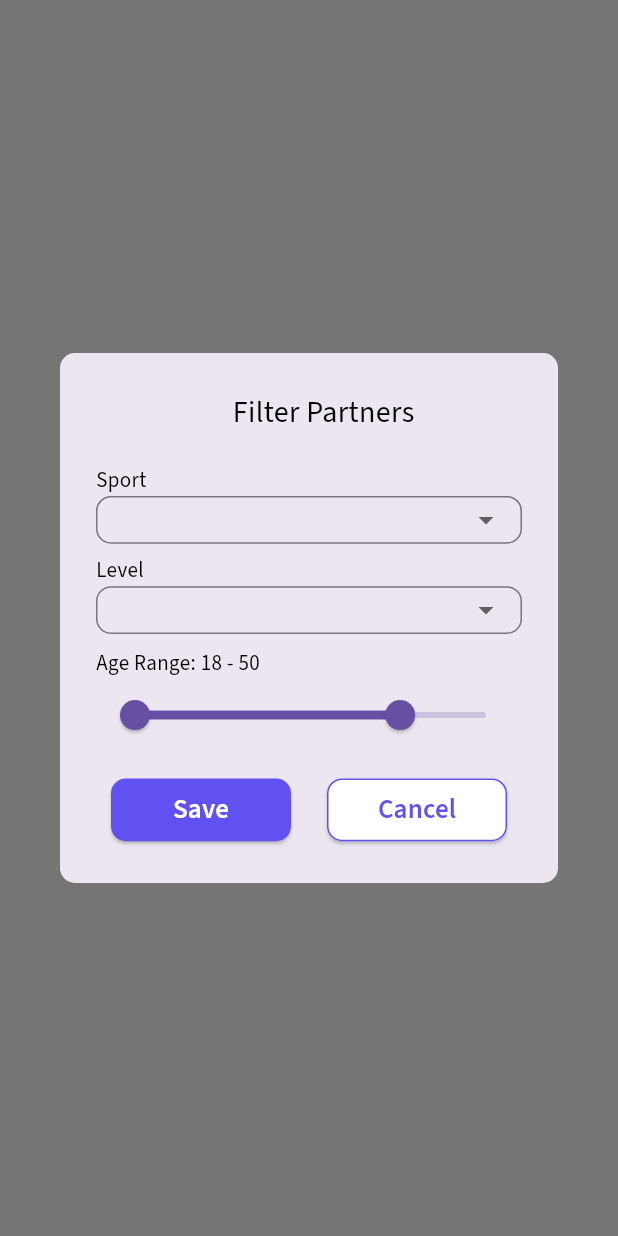
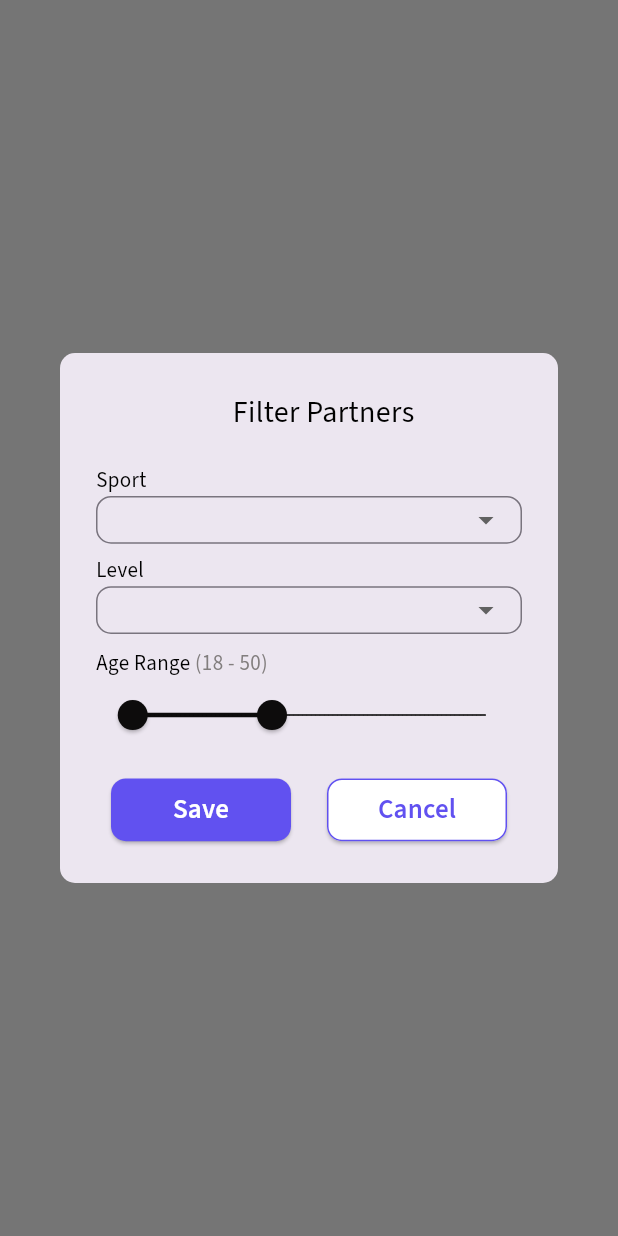
Before and after one commit to SMTech24-official/sportyo, a Flutter app: what showSearchFilterDialog() shows on an empty page, opened directly, on a phone screen of 412 x 824 dp. Run offline on Flutter 3.47's test engine with Material 3 defaults, Android fonts, the phone set to English and light mode, and no system bars; our stand-ins replace flutter_screenutil, get, google_fonts; network calls fail; key blocks and very long unbroken strings in the code were emptied for the run.

Commit message:
checked all things

```diff
--- a/lib/feature/event/screen/event_name.dart
+++ b/lib/feature/event/screen/event_name.dart
@@ -1,14 +1,13 @@
 import 'package:flutter/material.dart';
 import 'package:flutter_screenutil/flutter_screenutil.dart';
 import 'package:get/get.dart';
-import 'package:google_fonts/google_fonts.dart';
 import 'package:sportyo/core/const/app_colors.dart';
 import 'package:sportyo/core/const/app_texts.dart';
 import 'package:sportyo/core/const/image_path.dart';
 import 'package:sportyo/feature/event/controller/event_name_controller.dart';
 import '../../../core/global_widegts/customTextField.dart';
-import '../../home/screen/home.dart';
 import '../../profile/widget/global_text_style.dart';
+import '../../search/screen/search_screen.dart';
 import '../widgets/show_finish_time_dialog.dart';
 
 class EventName extends StatelessWidget {
@@ -275,7 +274,7 @@ class EventName extends StatelessWidget {
                         SizedBox(height: 20.h),
                         GestureDetector(
                           onTap: () {
-                            Get.to(()=> const SearchScreen());
+                            Get.to(() => const SearchScreen());
                           },
                           child: Container(
                             alignment: Alignment.center,
--- a/lib/feature/search/widget/filter_widdget.dart
+++ b/lib/feature/search/widget/filter_widdget.dart
@@ -90,19 +90,37 @@ void showSearchFilterDialog(BuildContext context) {
               ),
               SizedBox(height: 10.h),
               Obx(
-                () => Text(
-                  'Age Range: ${controller.minAge.value.toInt()} - ${controller.maxAge.value.toInt()}',
+                () => Row(
+                  children: [
+                    Text(
+                      'Age Range ',
                       style: globalTextStyle(fontSize: 14),
+                    ),
+                    Text(
+                      "(${controller.minAge.value.toInt()} - ${controller.maxAge.value.toInt()})",
+                      style: globalTextStyle(
+                        color: const Color(0xff827E7E),
+                      ),
+                    )
+                  ],
                 ),
               ),
               Obx(
                 () {
-                  return RangeSlider(
-                    values: RangeValues(controller.minAge.value.toDouble(),
-                        controller.maxAge.value.toDouble()),
+                  return SliderTheme(
+                    data: SliderTheme.of(context).copyWith(
+                      trackHeight: 1.0,
+                    ),
+                    child: RangeSlider(
+                      values: RangeValues(
+                        controller.minAge.value.toDouble(),
+                        controller.maxAge.value.toDouble(),
+                      ),
                       min: 18,
-                    max: 60,
-                    divisions: 42,
+                      max: 99,
+                      divisions: 81,
+                      inactiveColor: const Color(0xff000000),
+                      activeColor: const Color(0xff0D0C0C),
                       labels: RangeLabels(
                         '${controller.minAge.value.round()}',
                         '${controller.maxAge.value.round()}',
@@ -111,6 +129,7 @@ void showSearchFilterDialog(BuildContext context) {
                         controller.minAge.value = values.start.toInt();
                         controller.maxAge.value = values.end.toInt();
                       },
+                    ),
                   );
                 },
               ),
```
Also changed, not shown: lib/feature/chat/screen/chats_list_screen.dart (+12 -2 lines), lib/feature/chat/screen/chats_screen.dart (+6 -7 lines), lib/feature/search/screen/search_screen.dart (+8 -1 lines). Lines whose indentation alone changed are shown as unchanged.
